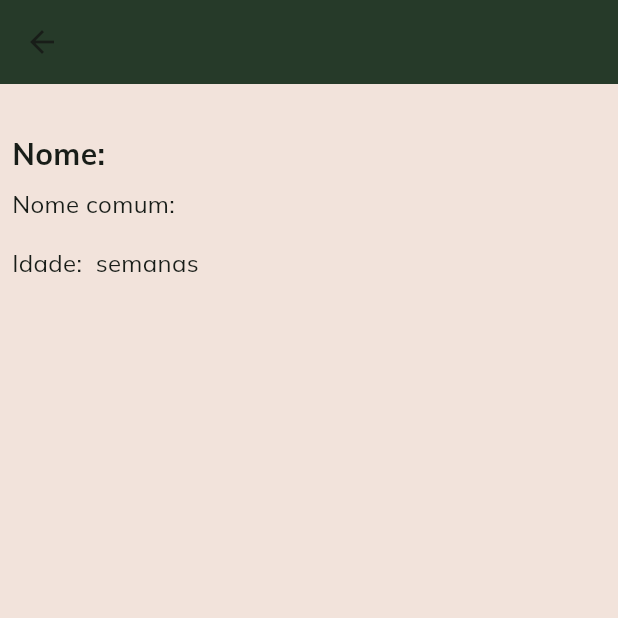
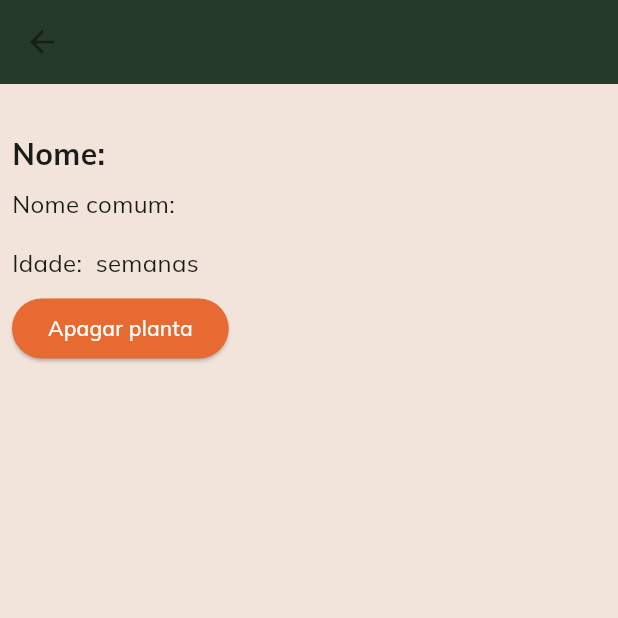
Before and after one commit to isarbela/plantasia-flutter, a Flutter app: the PlantDetails screen opened directly with empty values, on a phone screen of 412 x 824 dp, the top half of it. Run offline on Flutter 3.47's test engine with Material 2 defaults, Android fonts, the light colour scheme and no system bars; our stand-ins replace image_picker, sqflite; accounts and stored records are empty; generated files the repository leaves out were written again; network calls fail.

Commit message:
impl remove plant

```diff
--- a/plantasia/lib/modules/screens/new_plant.dart
+++ b/plantasia/lib/modules/screens/new_plant.dart
@@ -12,7 +12,7 @@ class NewPlant extends StatelessWidget {
       appBar: AppBar(
         backgroundColor: const Color.fromARGB(255, 38, 58, 41),
         title: Text(
-          AppLocalizations.of(context)!.growYourGarden,
+          AppLocalizations.of(context).growYourGarden,
           style:
               const TextStyle(color: Colors.white, fontWeight: FontWeight.bold),
         ),
--- a/plantasia/lib/modules/screens/plant_details.dart
+++ b/plantasia/lib/modules/screens/plant_details.dart
@@ -1,5 +1,4 @@
 import 'package:flutter/material.dart';
-import 'package:plantasia/modules/models/plant.dart';
 import 'package:plantasia/modules/models/plant_db.dart';
 import 'package:plantasia/widgets/column_information.dart';
 
--- a/plantasia/lib/widgets/column_information.dart
+++ b/plantasia/lib/widgets/column_information.dart
@@ -1,6 +1,6 @@
 import 'package:flutter/material.dart';
-import 'package:plantasia/modules/models/plant.dart';
 import 'package:plantasia/modules/models/plant_db.dart';
+import 'package:plantasia/modules/repositories/db.dart';
 
 class PlantInfo extends StatelessWidget {
   final PlantDB plantData;
@@ -12,6 +12,9 @@ class PlantInfo extends StatelessWidget {
     fontSize: 16,
     fontWeight: FontWeight.normal,
   );
+  _deletePlant() {
+    DBProvider.db.deletePlant(plantData);
+  }
 
   @override
   Widget build(BuildContext context) {
@@ -112,6 +115,19 @@ class PlantInfo extends StatelessWidget {
               // const SizedBox(
               //   height: 8,
               // ),
+              ElevatedButton(
+                style: const ButtonStyle(
+                  backgroundColor: MaterialStatePropertyAll(
+                      Color.fromARGB(255, 232, 106, 51)),
+                ),
+                onPressed: () {
+                  _deletePlant();
+                  Navigator.pop(context, 'delete_plant');
+                },
+                child: const Text(
+                  'Apagar planta',
+                  style: TextStyle(color: Colors.white),
+                ))
             ],
           ),
         )
```
Also changed, not shown: plantasia/lib/modules/screens/dashboard.dart (+19 -7 lines), plantasia/lib/widgets/card_item.dart (+1 -15 lines), plantasia/lib/widgets/new_plant_form.dart (+3 -5 lines).
